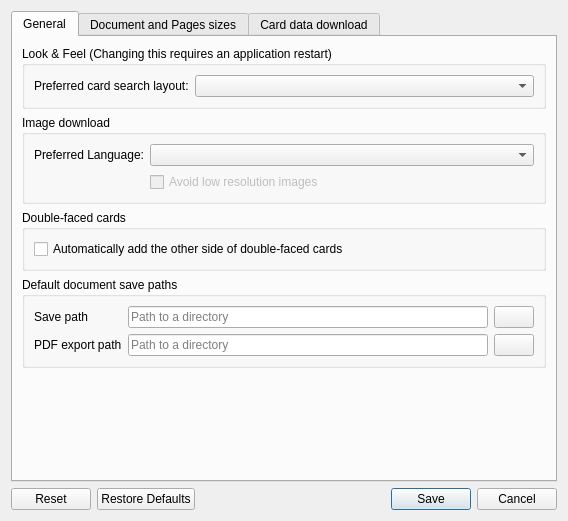
The window that mtg_proxy_printer/resources/ui/settings_window.ui (luziferius/MTGProxyPrinter) describes before a commit, drawn with Qt 5.
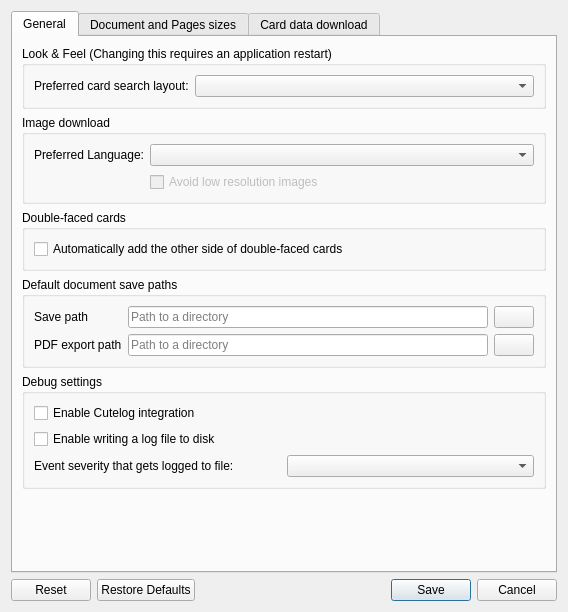
The same window after the commit. Icons and pictures are not drawn.

Commit message:
Added the added debug settings to the settings window to make them user configurable.
FossilOrigin-Name: 745f5af7b0cfe9ea56b2356081d5f5621a56e8ef7c8541d999ec587fa16c9b28

Patch:
```diff
--- a/mtg_proxy_printer/resources/ui/settings_window.ui
+++ b/mtg_proxy_printer/resources/ui/settings_window.ui
@@ -7,7 +7,7 @@
     <x>0</x>
     <y>0</y>
     <width>568</width>
-    <height>521</height>
+    <height>612</height>
    </rect>
   </property>
   <property name="windowTitle">
@@ -215,6 +215,52 @@
          </layout>
         </widget>
        </item>
+       <item>
+        <widget class="QGroupBox" name="groupBox">
+         <property name="title">
+          <string>Debug settings</string>
+         </property>
+         <layout class="QGridLayout" name="gridLayout_5">
+          <item row="0" column="0" colspan="2">
+           <widget class="QCheckBox" name="enable_cutelog_integration">
+            <property name="toolTip">
+             <string>Cutelog is a live log event viewer that can be used to monitor events in real-time.</string>
+            </property>
+            <property name="whatsThis">
+             <string>&lt;html&gt;&lt;head/&gt;&lt;body&gt;&lt;p&gt;See &lt;a href=&quot;https://github.com/busimus/cutelog&quot;&gt;&lt;span style=&quot; text-decoration: underline; color:#2980b9;&quot;&gt;https://github.com/busimus/cutelog&lt;/span&gt;&lt;/a&gt; for details about Cutelog.&lt;/p&gt;&lt;/body&gt;&lt;/html&gt;</string>
+            </property>
+            <property name="text">
+             <string>Enable Cutelog integration</string>
+            </property>
+           </widget>
+          </item>
+          <item row="4" column="1">
+           <widget class="QComboBox" name="log_level_combo_box">
+            <property name="toolTip">
+             <string>Only write events with the given severity level and higher to the log file.</string>
+            </property>
+           </widget>
+          </item>
+          <item row="4" column="0">
+           <widget class="QLabel" name="log_level_label">
+            <property name="text">
+             <string>Event severity that gets logged to file:</string>
+            </property>
+            <property name="buddy">
+             <cstring>log_level_combo_box</cstring>
+            </property>
+           </widget>
+          </item>
+          <item row="3" column="0" colspan="2">
+           <widget class="QCheckBox" name="enable_write_log_file">
+            <property name="text">
+             <string>Enable writing a log file to disk</string>
+            </property>
+           </widget>
+          </item>
+         </layout>
+        </widget>
+       </item>
        <item>
         <spacer name="verticalSpacer">
          <property name="orientation">
```
Left out of the diff: 11 changed lines with no effect on the pictures. The commit also changes 2 other files.
